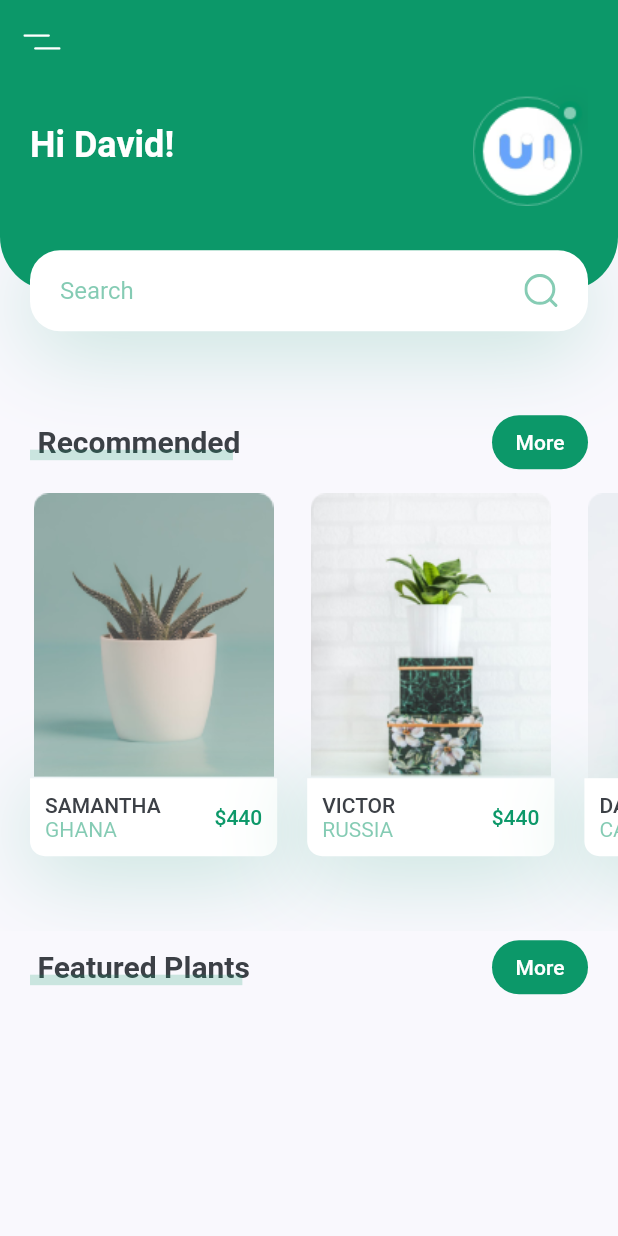
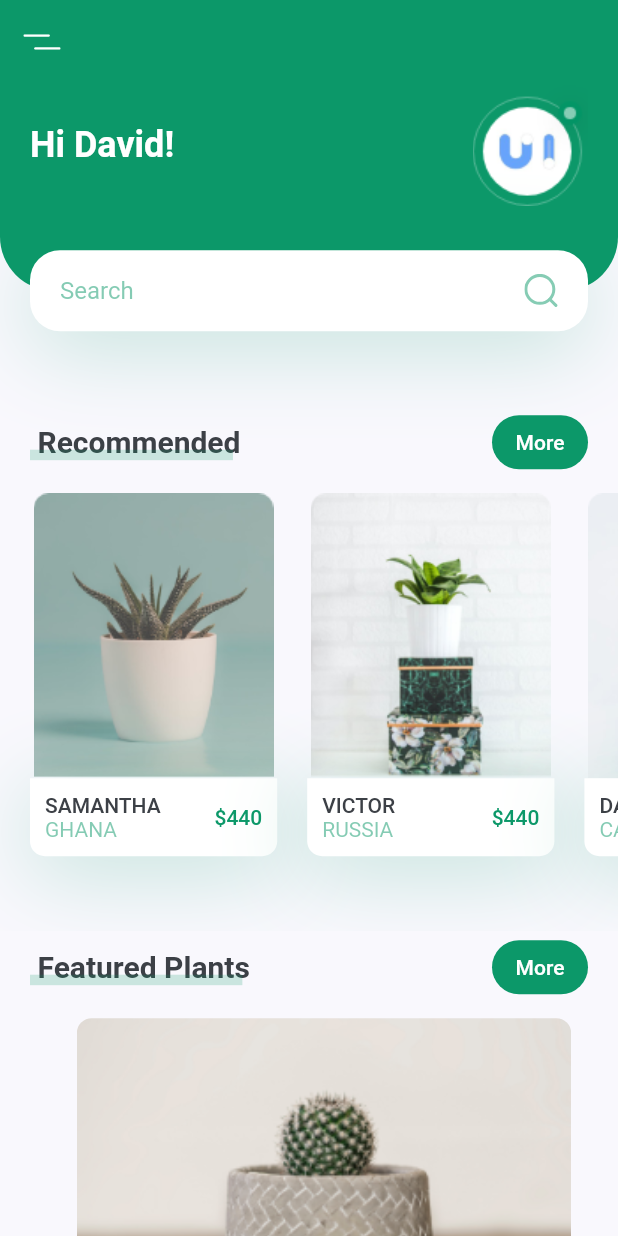
Before and after one commit to Emodot/plant_app, a Flutter app: the screen it shows after launch, on a phone screen of 412 x 824 dp. Run offline on Flutter 3.47's test engine with Material 2 defaults, Android fonts, the phone set to English and light mode, and no system bars; our stand-ins replace flutter_svg.

```diff
--- a/lib/screens/home/components/body.dart
+++ b/lib/screens/home/components/body.dart
@@ -19,8 +19,24 @@ class Body extends StatelessWidget {
         children: [
           HeaderWithSearchBox(size: size),
           TitleWithMoreBtn(title: "Recommended", press: () {}),
-          RecommendPlants(),
-          TitleWithMoreBtn(title: "Featured Plants", press: () {})
+          const RecommendPlants(),
+          TitleWithMoreBtn(title: "Featured Plants", press: () {}),
+          Container(
+            margin: const EdgeInsets.only(
+              left: kDefaultPadding,
+              top: kDefaultPadding / 2,
+              bottom: kDefaultPadding / 2,
+            ),
+            width: size.width * 0.8,
+            height: 185,
+            decoration: BoxDecoration(
+              borderRadius: BorderRadius.circular(10),
+              image: const DecorationImage(
+                fit: BoxFit.cover,
+                image: AssetImage("assets/images/bottom_img_1.png"),
+              ),
+            ),
+          )
         ],
       ),
     );
```
